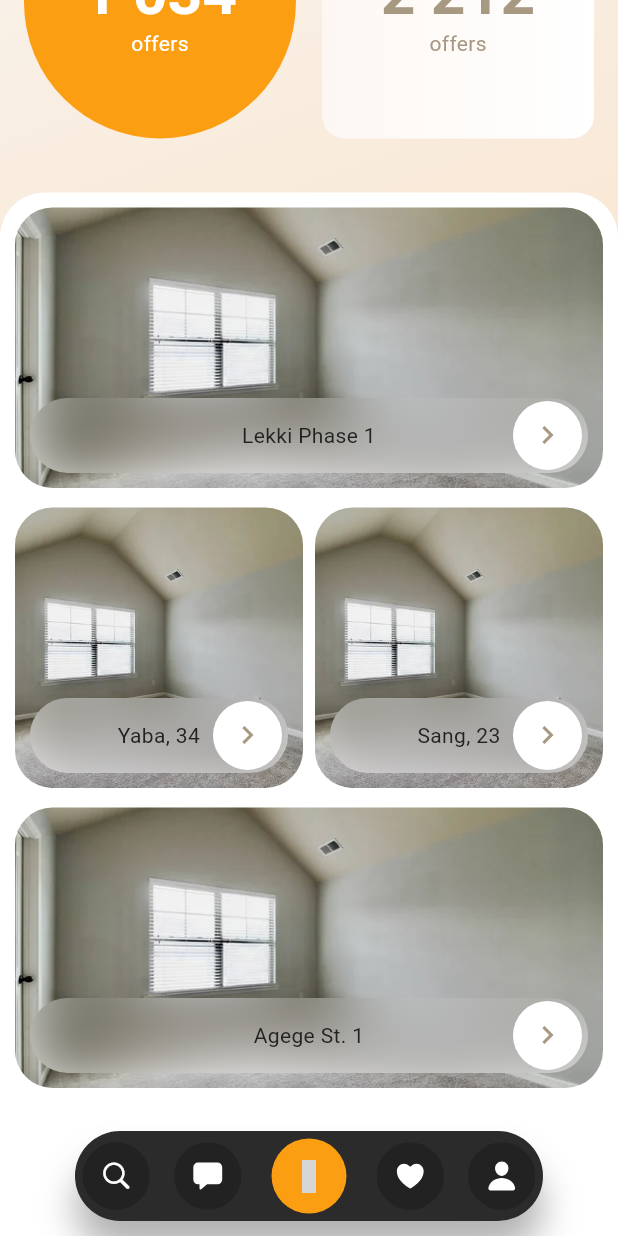
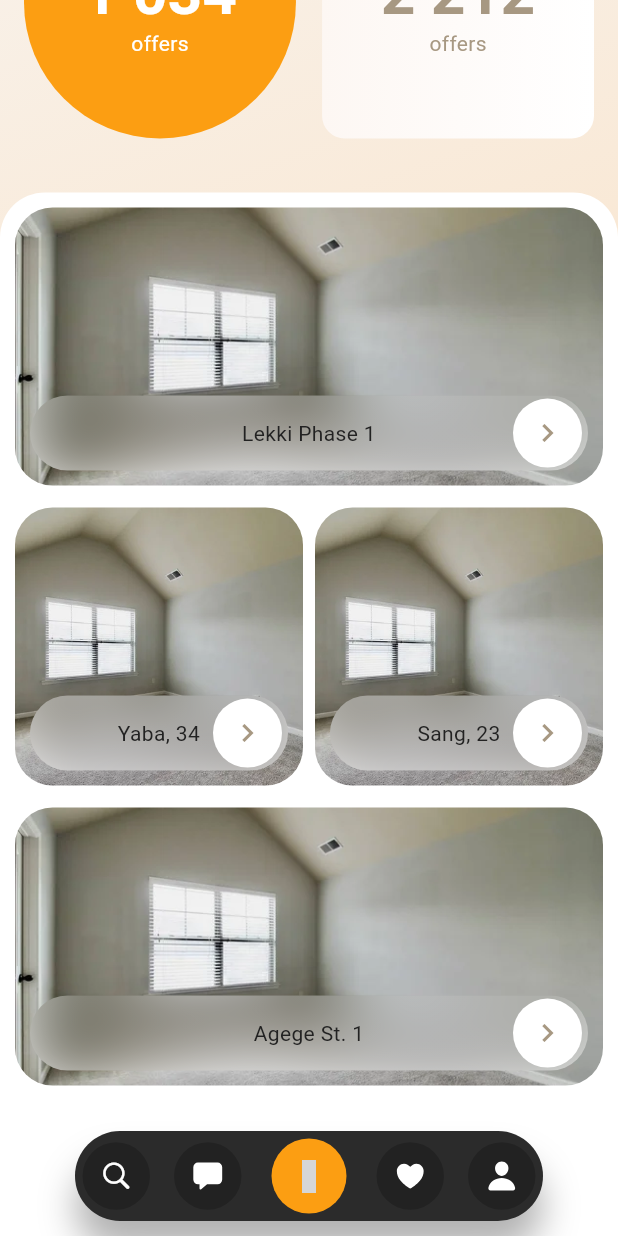
Before and after one commit to petprog/animated-listing-flutter, a Flutter app: the screen it shows after launch, scrolled down 319 dp, on a phone screen of 412 x 824 dp. Run offline on Flutter 3.47's test engine with Material 3 defaults, Android fonts, the phone set to English and light mode, and no system bars; our stand-ins replace flutter_vector_icons, glass, google_maps_flutter; grey boxes are pictures that could not be loaded.

Commit message:
fix height to be dynamic

```diff
--- a/lib/features/home/components/listing_item.dart
+++ b/lib/features/home/components/listing_item.dart
@@ -2,6 +2,7 @@ import 'package:flutter/material.dart';
 import 'package:glass/glass.dart';
 import 'package:place_ui/constants/app_colors.dart';
 import 'package:place_ui/constants/assets_path.dart';
+import 'package:place_ui/utils/screen_utils.dart';
 
 class ListingItem extends StatefulWidget {
   final String text;
@@ -70,7 +71,7 @@ class _ListingItemState extends State<ListingItem>
     return Column(
       children: [
         Container(
-          height: 187,
+          height: context.screenWidth * 0.45,
           decoration: const BoxDecoration(
             borderRadius: BorderRadius.all(
               Radius.circular(25),
--- a/lib/features/search/components/marker.dart
+++ b/lib/features/search/components/marker.dart
@@ -34,7 +34,7 @@ class _MarkerState extends State<Marker> with TickerProviderStateMixin {
     ));
 
     _fadeController = AnimationController(
-      duration: const Duration(milliseconds: 300),
+      duration: const Duration(milliseconds: 500),
       vsync: this,
     );
 
@@ -64,7 +64,7 @@ class _MarkerState extends State<Marker> with TickerProviderStateMixin {
       child: ValueListenableBuilder<bool>(
         valueListenable: tapVm.valueNotifier,
         builder: (context, value, child) => AnimatedContainer(
-          duration: const Duration(milliseconds: 300),
+          duration: const Duration(milliseconds: 500),
           curve: Curves.easeInOut,
           height: 45,
           width: value ? 45 : 75,
```
